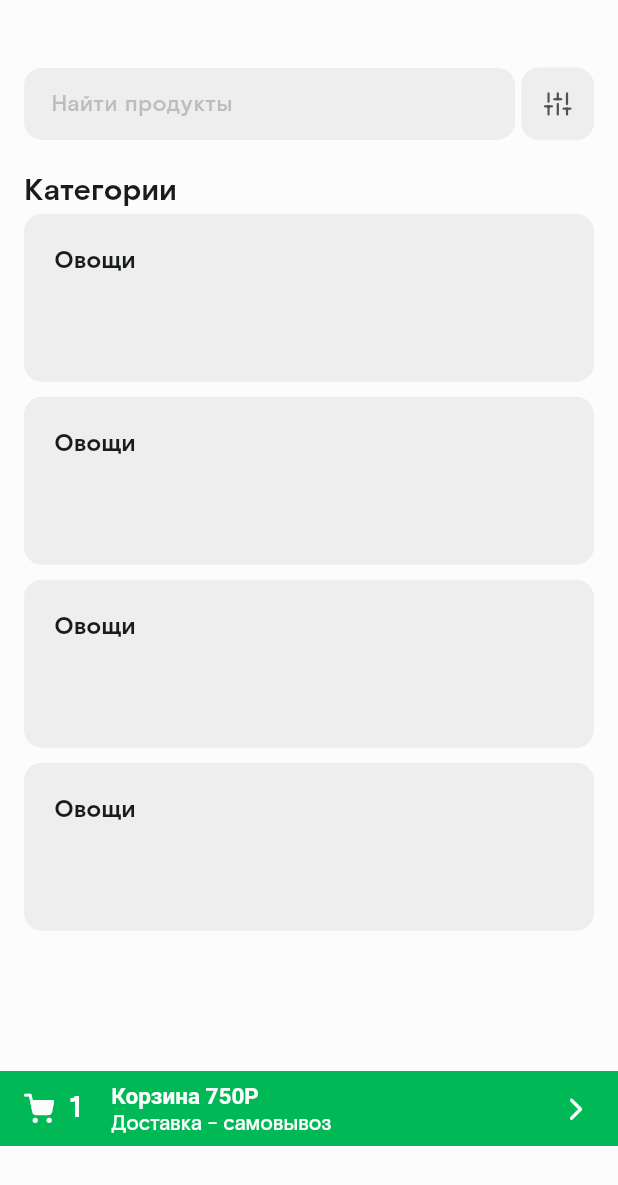
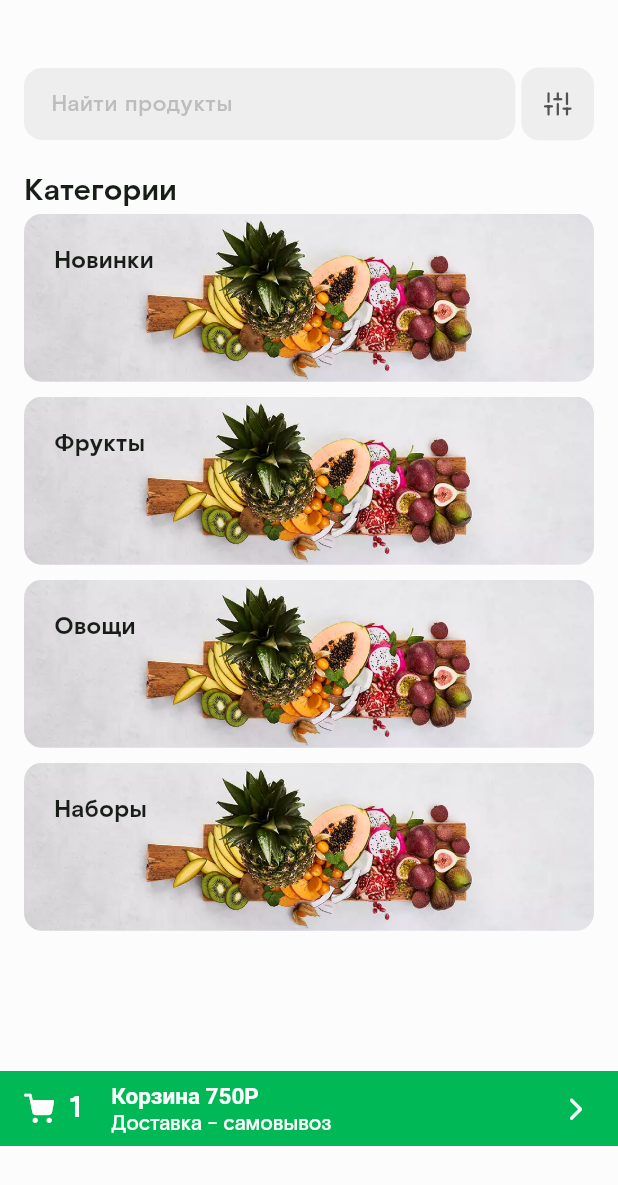
Before and after one commit to MunIine/dorimol, a Flutter app: the screen it shows after launch, on a phone screen of 412 x 824 dp. Shown: the top 1185 px of the screen. Run offline on Flutter 3.47's test engine with Material 3 defaults, Android fonts, the phone set to English and light mode, and no system bars.

Commit message:
Add category image

```diff
--- /dev/null
+++ b/lib/data/constants/category_data.dart
@@ -0,0 +1,15 @@
+// ignore_for_file: constant_identifier_names
+
+const CATEGORIES = [
+  "Новинки",
+  "Фрукты",
+  "Овощи",
+  "Наборы"
+];
+
+const CATEGORIESIMG = [
+  "lib/assets/images/categories/fruits.png",
+  "lib/assets/images/categories/fruits.png",
+  "lib/assets/images/categories/fruits.png",
+  "lib/assets/images/categories/fruits.png",
+];
--- a/lib/screens/categories/categories.dart
+++ b/lib/screens/categories/categories.dart
@@ -1,3 +1,4 @@
+import 'package:dorimol/data/constants/category_data.dart';
 import 'package:dorimol/screens/categories/widgets/category_card.dart';
 import 'package:dorimol/theme/theme.dart';
 import 'package:dorimol/widgets/app_search_bar.dart';
@@ -20,7 +21,7 @@ class CategoriesScreen extends StatelessWidget {
             Text("Категории", style: TextStyle(fontSize: 20, fontWeight: FontWeight.bold),),
             Expanded(
               child: ListView.separated(
-                itemBuilder: (BuildContext context, int index) => CategoryCard(child: Text("Овощи", style: TextStyle(fontSize: 16, fontWeight: FontWeight.bold))),
+                itemBuilder: (BuildContext context, int index) => CategoryCard(image: CATEGORIESIMG[index],child: Text(CATEGORIES[index], style: TextStyle(fontSize: 16, fontWeight: FontWeight.bold)),),
                 separatorBuilder: (BuildContext context, int index) => SizedBox(height: 10),
                 itemCount: 4,
               )
--- a/lib/screens/categories/widgets/category_card.dart
+++ b/lib/screens/categories/widgets/category_card.dart
@@ -2,9 +2,10 @@ import 'package:dorimol/theme/theme.dart';
 import 'package:flutter/material.dart';
 
 class CategoryCard extends StatelessWidget {
-  const CategoryCard({super.key, required this.child});
+  const CategoryCard({super.key, required this.child, this.image});
 
   final Widget child;
+  final String? image;
 
   @override
   Widget build(BuildContext context) {
@@ -13,7 +14,11 @@ class CategoryCard extends StatelessWidget {
       width: double.infinity,
       decoration: BoxDecoration(
         borderRadius: BorderRadius.circular(12),
-        color: blockColor,
+        color: image == null ? blockColor : null,
+        image: image == null ? null : DecorationImage(
+          image: AssetImage(image!),
+          fit: BoxFit.cover
+        )
       ),
       child: Padding(
         padding: EdgeInsets.all(20),
--- a/pubspec.yaml
+++ b/pubspec.yaml
@@ -31,3 +31,6 @@ flutter:
           weight: 500
         - asset: lib/assets/fonts/Rostelecom-Bold.otf
           weight: 700
+
+  assets:
+    - lib/assets/images/categories/fruits.png
```
Also changed, not shown: lib/assets/images/categories/fruits.png (added).
